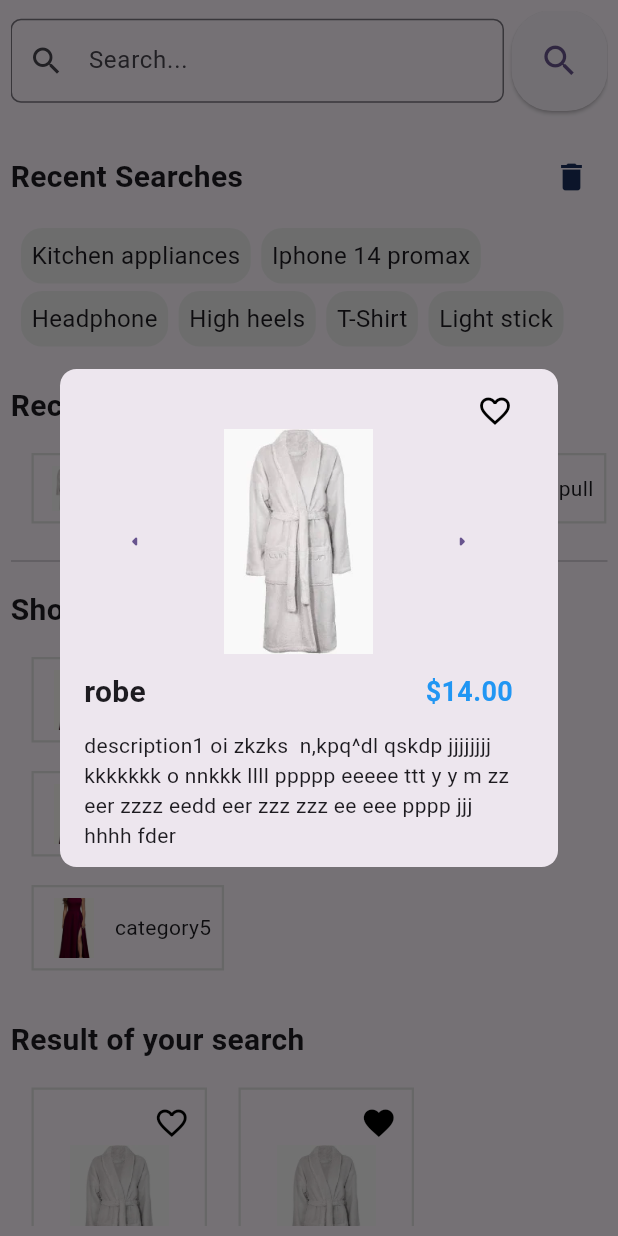
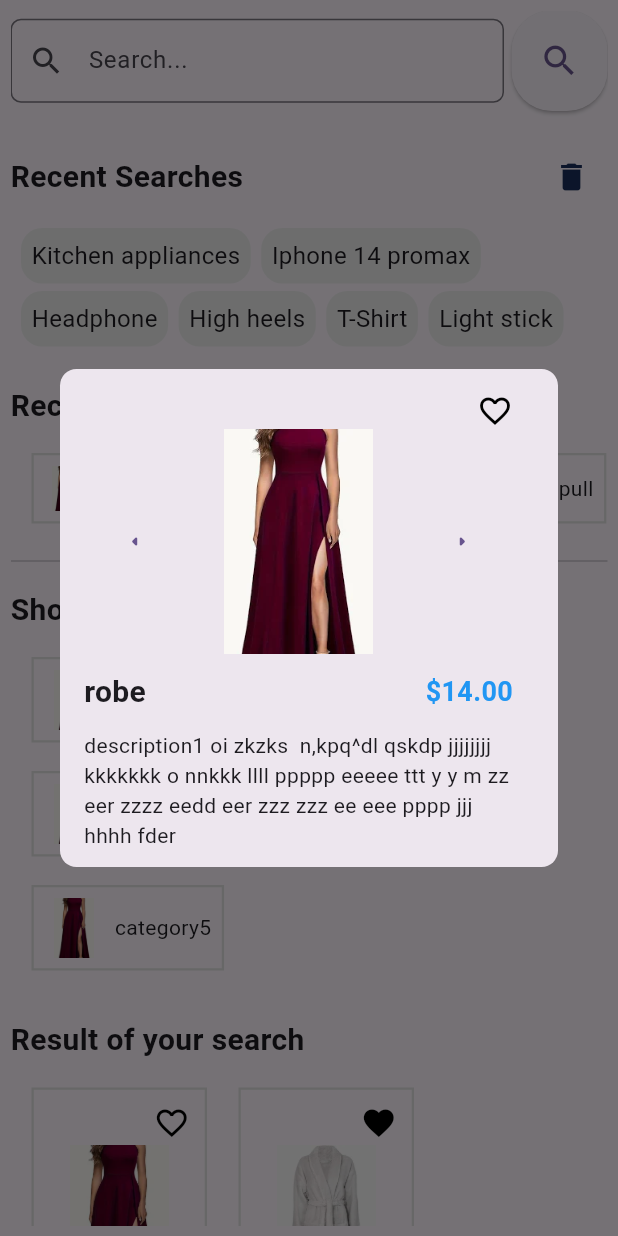
Before and after one commit to Tchouka-Vanelle/flutter_eCommerce_app, a Flutter app: the SearchProductView widget shown alone on an empty page, opened directly, after a tap on an icon or button, on a phone screen of 412 x 824 dp. Run offline on Flutter 3.47's test engine with Material 3 defaults, Android fonts, the phone set to English and light mode, and no system bars.

Commit message:
correction of bugs

```diff
--- a/lib/views/nav_bar_app.dart
+++ b/lib/views/nav_bar_app.dart
@@ -78,8 +78,8 @@ Widget _buildCartIcon(IconData icon, int currentIndex, int index) {
             alignment: Alignment.center,
             width: 24,
             height: 24,
-            decoration: BoxDecoration(
-              color: isSelected ? Colors.black :  Colors.black,
+            decoration: const BoxDecoration(
+              color:  Colors.black,
               shape: BoxShape.circle,
             ),
 
--- a/lib/views/search_product_element/product_list.dart
+++ b/lib/views/search_product_element/product_list.dart
@@ -1,120 +1,11 @@
 import 'package:flutter/material.dart';
 import 'package:task_management/models/product.dart';
 
-class ProductList extends StatefulWidget {
+
+class ProductList extends StatelessWidget {
 
   const ProductList({super.key, required this.productList});
   final List<Product> productList;
-
-  @override
-  State<ProductList> createState() => _ProductListState();
-}
-
-class _ProductListState extends State<ProductList> {
-  void _showProductDetail (BuildContext context, Product product, int index) {
-      int photo = 0;
-      showDialog(
-        context: context,
-        builder: (BuildContext context) {
-          return AlertDialog(
-
-              contentPadding:  const EdgeInsets.all(16),
-              shape: RoundedRectangleBorder(
-                borderRadius: BorderRadius.circular(11),
-              ),
-
-              content:  ConstrainedBox(
-                  constraints: const BoxConstraints(
-                    maxHeight: 300,
-                    maxWidth: 300,
-                  ),
-                child: SingleChildScrollView(
-                  padding: const EdgeInsets.only(right: 14),
-                  scrollDirection: Axis.vertical,
-                    child: Column(
-                      mainAxisSize: MainAxisSize.min,
-                      children: [
-                        Align(
-                          alignment: Alignment.centerRight,
-                          child: Icon(
-                            index % 2 == 0 ? Icons.favorite_border : Icons.favorite,
-                            color: Colors.black
-                          )
-                        ),
-                        Row(
-                          mainAxisAlignment: MainAxisAlignment.spaceEvenly,
-                          children: [
-                            TextButton(
-                              onPressed: (){
-                                setState(() {
-                                  photo = (photo-1 + product.images.length) % product.images.length;
-                                });
-                              },
-                              child: const Icon(Icons.arrow_left_rounded)
-                            ),
-                            Image(
-                              image: AssetImage('assets/product_images/${product.images[photo]}.png'),
-                              width: 150,  height: 150,
-                            ),
-                            TextButton(
-                              onPressed: (){
-                                setState(() {
-                                  photo = (photo + 1) % product.images.length;
-                                });
-                              },
-                              child: const Icon(Icons.arrow_right_rounded)
-                            ),
-                          ],
-                        ),
-
-                        const SizedBox(height: 11,),
-
-                        Row(
-                          mainAxisAlignment: MainAxisAlignment.spaceBetween,
-                          children: [
-                            Text(
-                              product.name,
-                              style: const TextStyle(fontWeight: FontWeight.bold, fontSize: 20)
-                            ),
-                            Text(
-                              '\$${product.price.toStringAsFixed(2)}',
-                              style: const TextStyle(
-                                fontWeight: FontWeight.bold,
-                                fontSize: 18,
-                                color: Colors.blue
-                              )
-                            ),
-                          ],
-                        ),
-                        const SizedBox(height: 11,),
-                        Text(
-                          product.description,
-                          textAlign: TextAlign.left,
-                        ),
-                        const SizedBox(height: 21,),
-                        Align(
-                          alignment: Alignment.center,
-                          child:  ElevatedButton(
-                            onPressed: () {Navigator.of(context).pop();},
-                            style: ElevatedButton.styleFrom(
-                              shape: const RoundedRectangleBorder(
-                                borderRadius: BorderRadius.zero
-                              ),
-                              backgroundColor: Colors.blue,
-                              foregroundColor: Colors.black,
-                            ),
-                            child: const Text('Add to cart')
-                          ),
-                        )
-                    ]
-                  ),
-                ),
-              ),
-
-          );
-        }
-      );
-  }
 
   @override
   Widget build(BuildContext context) {
@@ -143,13 +34,20 @@ class _ProductListState extends State<ProductList> {
                   runAlignment: WrapAlignment.start,
                   spacing: 7, //space horizontal
                   runSpacing: 5,
-                  children: widget.productList.asMap().entries.map((entry) {
+                  children: productList.asMap().entries.map((entry) {
 
                     Product e = entry.value;
                     int index = entry.key;
 
                     return GestureDetector(
-                      onTap: () {_showProductDetail(context, e, index);},
+                      onTap: () {
+                        showDialog(
+                          context: context,
+                          builder: (BuildContext context) {
+                            return  ShowProductDetail(product: e, index: index);
+                          },
+                        );
+                      },
                       child:  Container(
                         padding: const EdgeInsets.all(7),
                         margin: const EdgeInsets.all(7),
@@ -217,3 +115,118 @@ class _ProductListState extends State<ProductList> {
     );
   }
 }
+
+
+
+class ShowProductDetail extends StatefulWidget {
+
+  const ShowProductDetail({super.key, required this.product, required this.index});
+
+  final Product product; final int index;
+  @override
+  State<ShowProductDetail> createState() => _ShowProductDetailState();
+}
+
+class _ShowProductDetailState extends State<ShowProductDetail> {
+ int photo = 0;
+    @override
+      Widget build(BuildContext context) {
+
+        return AlertDialog(
+
+            contentPadding:  const EdgeInsets.all(16),
+            shape: RoundedRectangleBorder(
+              borderRadius: BorderRadius.circular(11),
+            ),
+
+            content:  ConstrainedBox(
+                constraints: const BoxConstraints(
+                  maxHeight: 300,
+                  maxWidth: 300,
+                ),
+              child: SingleChildScrollView(
+                padding: const EdgeInsets.only(right: 14),
+                scrollDirection: Axis.vertical,
+                  child: Column(
+                    mainAxisSize: MainAxisSize.min,
+                    children: [
+                      Align(
+                        alignment: Alignment.centerRight,
+                        child: Icon(
+                          widget.index % 2 == 0 ? Icons.favorite_border : Icons.favorite,
+                          color: Colors.black
+                        )
+                      ),
+                      Row(
+                        mainAxisAlignment: MainAxisAlignment.spaceEvenly,
+                        children: [
+                          TextButton(
+                            onPressed: (){
+                              setState(() {
+                                  photo = (photo-1 + widget.product.images.length) % widget.product.images.length;
+                              });
+                            },
+                            child: const Icon(Icons.arrow_left_rounded)
+                          ),
+                          Image(
+                            image: AssetImage('assets/product_images/${widget.product.images[photo]}.png'),
+                            width: 150,  height: 150,
+                          ),
+                          TextButton(
+                            onPressed: (){
+                              setState(() {
+                                photo = (photo + 1) % widget.product.images.length;
+                              });
+                            },
+                            child: const Icon(Icons.arrow_right_rounded)
+                          ),
+                        ],
+                      ),
+
+                      const SizedBox(height: 11,),
+
+                      Row(
+                        mainAxisAlignment: MainAxisAlignment.spaceBetween,
+                        children: [
+                          Text(
+                            widget.product.name,
+                            style: const TextStyle(fontWeight: FontWeight.bold, fontSize: 20)
+                          ),
+                          Text(
+                            '\$${widget.product.price.toStringAsFixed(2)}',
+                            style: const TextStyle(
+                              fontWeight: FontWeight.bold,
+                              fontSize: 18,
+                              color: Colors.blue
+                            )
+                          ),
+                        ],
+                      ),
+                      const SizedBox(height: 11,),
+                      Text(
+                        widget.product.description,
+                        textAlign: TextAlign.left,
+                      ),
+                      const SizedBox(height: 21,),
+                      Align(
+                        alignment: Alignment.center,
+                        child:  ElevatedButton(
+                          onPressed: () {Navigator.of(context).pop();},
+                          style: ElevatedButton.styleFrom(
+                            shape: const RoundedRectangleBorder(
+                              borderRadius: BorderRadius.zero
+                            ),
+                            backgroundColor: Colors.blue,
+                            foregroundColor: Colors.black,
+                          ),
+                          child: const Text('Add to cart')
+                        ),
+                      )
+                  ]
+                ),
+              ),
+            ),
+
+        );
+      }
+}
--- a/lib/views/search_product_view.dart
+++ b/lib/views/search_product_view.dart
@@ -21,7 +21,7 @@ class _SearchProductViewState extends State<SearchProductView> {
     'High heels', 'T-Shirt', 'Light stick',
   ];
   List<Product> recommendedForYou = [
-    Product(description: 'description1 oi zkzks  n,kpq^dl qskdp jjjjjjjj kkkkkkk o nnkkk llll ppppp eeeee ttt y y m zz eer zzzz eedd eer zzz zzz ee eee pppp jjj hhhh fder', price: 14.0, images: ['coat', 'robe', 'coat', 'robe'], id: 1, name: 'robe', nbrAchat: 18),
+    Product(description: 'description1 oi zkzks  n,kpq^dl qskdp jjjjjjjj kkkkkkk o nnkkk llll ppppp eeeee ttt y y m zz eer zzzz eedd eer zzz zzz ee eee pppp jjj hhhh fder', price: 14.0, images: ['robe', 'coat', 'robe', 'coat'], id: 1, name: 'robe', nbrAchat: 18),
     Product(description: 'description2', price: 18.0, images: ['coat'], id: 2, name: 'coat', nbrAchat: 15),
     Product(description: 'description3 kal lpzpz pp', price: 14.0, images: ['robe'], id: 3, name: 'pantalon', nbrAchat: 14),
     Product(description: 'description4 lolipop', price: 18.0, images: ['coat'], id: 4, name: 'pull', nbrAchat: 11),
```
